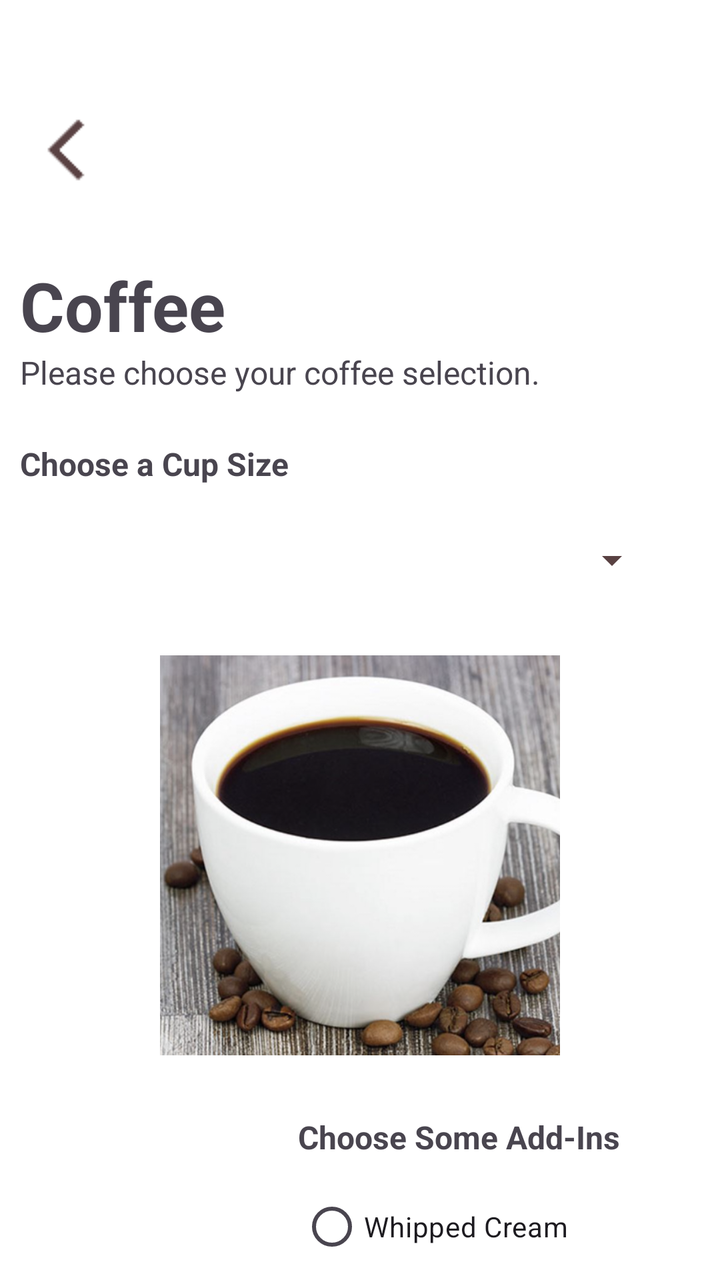
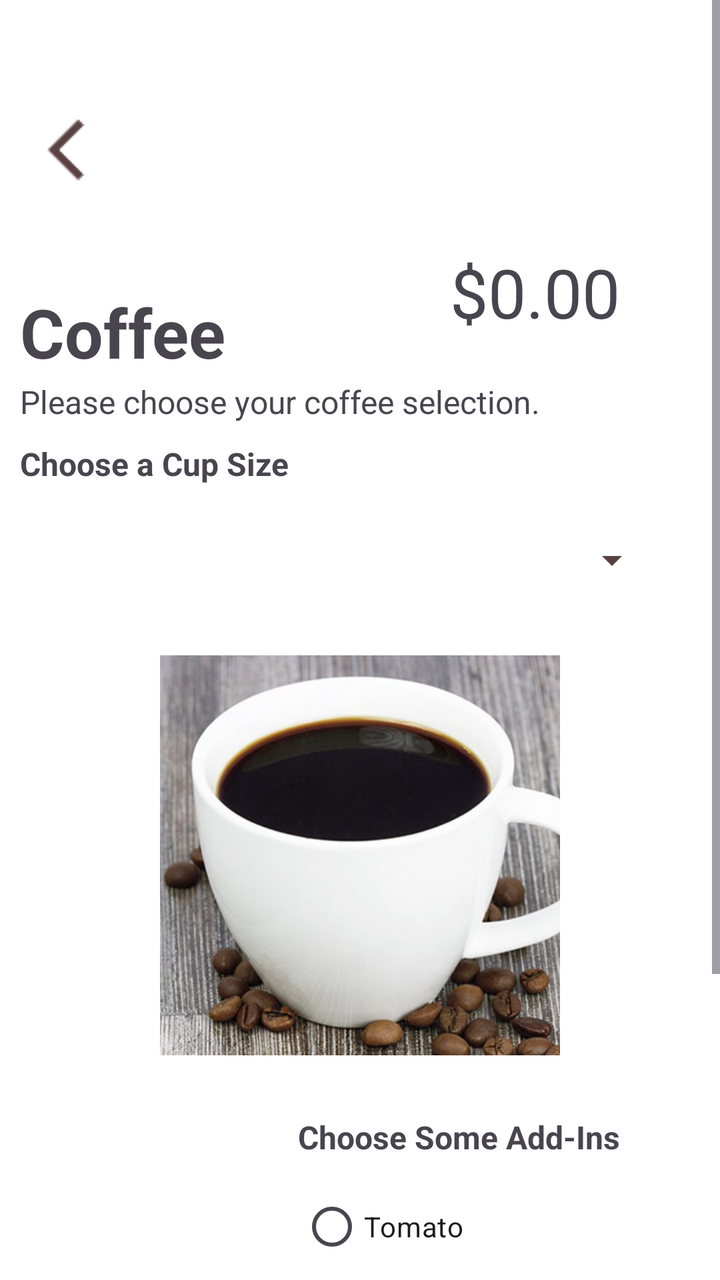

Screens rendered from an Android XML layout before and after an edit, with the pre-edit source and the edit as a unified diff.
<!-- AndroidManifest.xml: application theme Theme.Software_Meth_5 -->
<!-- res/layout/activity_coffee.xml -->
<?xml version="1.0" encoding="utf-8"?>
<LinearLayout xmlns:android="http://schemas.android.com/apk/res/android"
    xmlns:app="http://schemas.android.com/apk/res-auto"
    android:layout_width="match_parent"
    android:layout_height="match_parent"
    android:background="#FFFFFF"
    android:orientation="vertical">

    <LinearLayout
        android:layout_width="match_parent"
        android:layout_height="221dp"
        android:background="#FFFFFF"
        android:orientation="vertical">

        <ImageButton
            android:id="@+id/backBtn"
            android:layout_width="68dp"
            android:layout_height="70dp"
            android:layout_marginTop="40dp"
            android:backgroundTint="#FFFFFF"
            app:srcCompat="@drawable/back" />

        <TextView
            android:id="@+id/coffeeText"
            android:layout_width="match_parent"
            android:layout_height="wrap_content"
            android:layout_marginTop="20dp"
            android:paddingLeft="10dp"
            android:text="Coffee"
            android:textSize="34sp"
            android:textStyle="bold" />

        <TextView
            android:id="@+id/textView2"
            android:layout_width="match_parent"
            android:layout_height="wrap_content"
            android:paddingLeft="10dp"
            android:text="Please choose your coffee selection."
            android:textSize="16sp" />

    </LinearLayout>

    <LinearLayout
        android:layout_width="match_parent"
        android:layout_height="0dp"
        android:layout_weight="1"
        android:background="#FFFFFF"
        android:orientation="vertical">

        <TextView
            android:id="@+id/textView"
            android:layout_width="match_parent"
            android:layout_height="wrap_content"
            android:paddingLeft="10dp"
            android:text="Choose a Cup Size"
            android:textSize="16sp"
            android:textStyle="bold" />

        <Spinner
            android:id="@+id/spinnerCoffee"
            android:layout_width="300dp"
            android:layout_height="75dp"
            android:layout_gravity="center"
            android:backgroundTint="#594142" />

        <ImageView
            android:id="@+id/imageView"
            android:layout_width="200dp"
            android:layout_height="200dp"
            android:layout_gravity="center_horizontal"
            android:layout_marginTop="10dp"
            android:scaleType="centerCrop"
            app:srcCompat="@drawable/coffeepic" />

        <TextView
            android:id="@+id/textView3"
            android:layout_width="match_parent"
            android:layout_height="wrap_content"
            android:layout_marginTop="10dp"
            android:gravity="right"
            android:paddingLeft="10dp"
            android:paddingTop="20dp"
            android:paddingRight="50dp"
            android:paddingBottom="10dp"
            android:text="Choose Some Add-Ins"
            android:textSize="16sp"
            android:textStyle="bold" />

        <LinearLayout
            android:layout_width="match_parent"
            android:layout_height="252dp"
            android:orientation="horizontal">

            <LinearLayout
                android:layout_width="match_parent"
                android:layout_height="match_parent"
                android:layout_weight="1"
                android:gravity="center_vertical"
                android:orientation="vertical">

                <LinearLayout
                    android:layout_width="match_parent"
                    android:layout_height="50dp"
                    android:layout_gravity="center"
                    android:gravity="center"
                    android:orientation="horizontal">

                    <Button
                        android:id="@+id/addBtn"
                        android:layout_width="55dp"
                        android:layout_height="wrap_content"
                        android:layout_gravity="center_vertical"
                        android:layout_marginRight="5dp"
                        android:gravity="center"
                        android:padding="2dp"
                        android:text="+"
                        android:textSize="20sp" />

                    <TextView
                        android:id="@+id/quantityText"
                        android:layout_width="69dp"
                        android:layout_height="50dp"
                        android:layout_gravity="center_vertical"
                        android:layout_marginRight="5dp"
                        android:layout_weight="0"
                        android:gravity="center"
                        android:text="TextView" />

                    <Button
                        android:id="@+id/removeBtn"
                        android:layout_width="54dp"
                        android:layout_height="wrap_content"
                        android:layout_gravity="center_vertical"
                        android:gravity="center"
                        android:text="-"
                        android:textColor="#FFFFFF"
                        android:textColorLink="#FFFFFF"
                        android:textSize="20sp"
                        app:opticalCenterEnabled="false" />
                </LinearLayout>

                <Button
                    android:id="@+id/button"
                    android:layout_width="161dp"
                    android:layout_height="wrap_content"
                    android:layout_gravity="center_horizontal"
                    android:layout_marginTop="20dp"
                    android:text="Add to Order" />
            </LinearLayout>

            <RadioGroup
                android:layout_width="210dp"
                android:layout_height="match_parent">

                <RadioButton
                    android:id="@+id/radioButton6"
                    android:layout_width="match_parent"
                    android:layout_height="wrap_content"
                    android:text="Whipped Cream" />

                <RadioButton
                    android:id="@+id/radioButton4"
                    android:layout_width="match_parent"
                    android:layout_height="wrap_content"
                    android:text="Vanilla" />

                <RadioButton
                    android:id="@+id/radioButton3"
                    android:layout_width="match_parent"
                    android:layout_height="wrap_content"
                    android:text="Milk" />

                <RadioButton
                    android:id="@+id/radioButton2"
                    android:layout_width="match_parent"
                    android:layout_height="wrap_content"
                    android:text="Mocha" />

                <RadioButton
                    android:id="@+id/radioButton"
                    android:layout_width="match_parent"
                    android:layout_height="wrap_content"
                    android:text="Caramel" />
            </RadioGroup>
        </LinearLayout>

    </LinearLayout>

</LinearLayout>
<!-- resources referenced by this layout -->
<resources>
  <!-- drawable back: png bitmap (drawable, 443 bytes) -->
  <!-- drawable coffeepic: png bitmap (drawable, 409199 bytes) -->
  <style name="Theme.Software_Meth_5" parent="Base.Theme.Software_Meth_5" />
  <style name="Base.Theme.Software_Meth_5" parent="Theme.Material3.DayNight.NoActionBar">
          
          
      </style>
</resources>

<!-- the commit's change to res/layout/activity_coffee.xml (unified diff, before → after) -->
@@ -1,5 +1,5 @@
 <?xml version="1.0" encoding="utf-8"?>
-<LinearLayout xmlns:android="http://schemas.android.com/apk/res/android"
+<ScrollView xmlns:android="http://schemas.android.com/apk/res/android"
     xmlns:app="http://schemas.android.com/apk/res-auto"
     android:layout_width="match_parent"
     android:layout_height="match_parent"
@@ -8,182 +8,199 @@
 
     <LinearLayout
         android:layout_width="match_parent"
-        android:layout_height="221dp"
-        android:background="#FFFFFF"
+        android:layout_height="match_parent"
         android:orientation="vertical">
 
-        <ImageButton
-            android:id="@+id/backBtn"
-            android:layout_width="68dp"
-            android:layout_height="70dp"
-            android:layout_marginTop="40dp"
-            android:backgroundTint="#FFFFFF"
-            app:srcCompat="@drawable/back" />
-
-        <TextView
-            android:id="@+id/coffeeText"
+        <LinearLayout
+            android:layout_width="match_parent"
+            android:layout_height="221dp"
+            android:background="#FFFFFF"
+            android:orientation="vertical">
+
+            <ImageButton
+                android:id="@+id/backBtn"
+                android:layout_width="68dp"
+                android:layout_height="70dp"
+                android:layout_marginTop="40dp"
+                android:backgroundTint="#FFFFFF"
+                app:srcCompat="@drawable/back" />
+
+            <LinearLayout
+                android:layout_width="match_parent"
+                android:layout_height="80dp"
+                android:orientation="horizontal">
+
+                <TextView
+                    android:id="@+id/cofSanText"
+                    android:layout_width="140dp"
+                    android:layout_height="wrap_content"
+                    android:layout_marginTop="20dp"
+                    android:paddingLeft="10dp"
+                    android:text="Coffee"
+                    android:textSize="34sp"
+                    android:textStyle="bold" />
+
+                <TextView
+                    android:id="@+id/textView4"
+                    android:layout_width="121dp"
+                    android:layout_height="72dp"
+                    android:layout_weight="1"
+                    android:gravity="right|center_vertical"
+                    android:paddingRight="50dp"
+                    android:text="$0.00"
+                    android:textSize="34sp" />
+            </LinearLayout>
+
+            <TextView
+                android:id="@+id/textView2"
+                android:layout_width="match_parent"
+                android:layout_height="wrap_content"
+                android:paddingLeft="10dp"
+                android:text="Please choose your coffee selection."
+                android:textSize="16sp" />
+
+        </LinearLayout>
+
+        <LinearLayout
             android:layout_width="match_parent"
             android:layout_height="wrap_content"
-            android:layout_marginTop="20dp"
-            android:paddingLeft="10dp"
-            android:text="Coffee"
-            android:textSize="34sp"
-            android:textStyle="bold" />
-
-        <TextView
-            android:id="@+id/textView2"
-            android:layout_width="match_parent"
-            android:layout_height="wrap_content"
-            android:paddingLeft="10dp"
-            android:text="Please choose your coffee selection."
-            android:textSize="16sp" />
-
-    </LinearLayout>
-
-    <LinearLayout
-        android:layout_width="match_parent"
-        android:layout_height="0dp"
-        android:layout_weight="1"
-        android:background="#FFFFFF"
-        android:orientation="vertical">
-
-        <TextView
-            android:id="@+id/textView"
-            android:layout_width="match_parent"
-            android:layout_height="wrap_content"
-            android:paddingLeft="10dp"
-            android:text="Choose a Cup Size"
-            android:textSize="16sp"
-            android:textStyle="bold" />
-
-        <Spinner
-            android:id="@+id/spinnerCoffee"
-            android:layout_width="300dp"
-            android:layout_height="75dp"
-            android:layout_gravity="center"
-            android:backgroundTint="#594142" />
-
-        <ImageView
-            android:id="@+id/imageView"
-            android:layout_width="200dp"
-            android:layout_height="200dp"
-            android:layout_gravity="center_horizontal"
-            android:layout_marginTop="10dp"
-            android:scaleType="centerCrop"
-            app:srcCompat="@drawable/coffeepic" />
-
-        <TextView
-            android:id="@+id/textView3"
-            android:layout_width="match_parent"
-            android:layout_height="wrap_content"
-            android:layout_marginTop="10dp"
-            android:gravity="right"
-            android:paddingLeft="10dp"
-            android:paddingTop="20dp"
-            android:paddingRight="50dp"
-            android:paddingBottom="10dp"
-            android:text="Choose Some Add-Ins"
-            android:textSize="16sp"
-            android:textStyle="bold" />
-
-        <LinearLayout
-            android:layout_width="match_parent"
-            android:layout_height="252dp"
-            android:orientation="horizontal">
+            android:layout_weight="1"
+            android:background="#FFFFFF"
+            android:orientation="vertical">
+
+            <TextView
+                android:id="@+id/textView"
+                android:layout_width="match_parent"
+                android:layout_height="wrap_content"
+                android:paddingLeft="10dp"
+                android:text="Choose a Cup Size"
+                android:textSize="16sp"
+                android:textStyle="bold" />
+
+            <Spinner
+                android:id="@+id/spinnerCoffee"
+                android:layout_width="300dp"
+                android:layout_height="75dp"
+                android:layout_gravity="center"
+                android:backgroundTint="#594142" />
+
+            <ImageView
+                android:id="@+id/imageView"
+                android:layout_width="200dp"
+                android:layout_height="200dp"
+                android:layout_gravity="center_horizontal"
+                android:layout_marginTop="10dp"
+                android:scaleType="centerCrop"
+                app:srcCompat="@drawable/coffeepic" />
+
+            <TextView
+                android:id="@+id/textView3"
+                android:layout_width="match_parent"
+                android:layout_height="wrap_content"
+                android:layout_marginTop="10dp"
+                android:gravity="right"
+                android:paddingLeft="10dp"
+                android:paddingTop="20dp"
+                android:paddingRight="50dp"
+                android:paddingBottom="10dp"
+                android:text="Choose Some Add-Ins"
+                android:textSize="16sp"
+                android:textStyle="bold" />
 
             <LinearLayout
                 android:layout_width="match_parent"
-                android:layout_height="match_parent"
-                android:layout_weight="1"
-                android:gravity="center_vertical"
-                android:orientation="vertical">
+                android:layout_height="252dp"
+                android:orientation="horizontal">
 
                 <LinearLayout
                     android:layout_width="match_parent"
-                    android:layout_height="50dp"
-                    android:layout_gravity="center"
-                    android:gravity="center"
-                    android:orientation="horizontal">
+                    android:layout_height="match_parent"
+                    android:layout_weight="1"
+                    android:gravity="center_vertical"
+                    android:orientation="vertical">
+
+                    <LinearLayout
+                        android:layout_width="match_parent"
+                        android:layout_height="50dp"
+                        android:layout_gravity="center"
+                        android:gravity="center"
+                        android:orientation="horizontal">
+
+                        <Button
+                            android:id="@+id/addBtn"
+                            android:layout_width="55dp"
+                            android:layout_height="wrap_content"
+                            android:layout_gravity="center_vertical"
+                            android:layout_marginRight="5dp"
+                            android:gravity="center"
+                            android:padding="2dp"
+                            android:text="+"
+                            android:textSize="20sp" />
+
+                        <TextView
+                            android:id="@+id/quantityText"
+                            android:layout_width="69dp"
+                            android:layout_height="50dp"
+                            android:layout_gravity="center_vertical"
+                            android:layout_marginRight="5dp"
+                            android:layout_weight="0"
+                            android:gravity="center"
+                            android:text="TextView" />
+
+                        <Button
+                            android:id="@+id/removeBtn"
+                            android:layout_width="54dp"
+                            android:layout_height="wrap_content"
+                            android:layout_gravity="center_vertical"
+                            android:gravity="center"
+                            android:text="-"
+                            android:textColor="#FFFFFF"
+                            android:textColorLink="#FFFFFF"
+                            android:textSize="20sp"
+                            app:opticalCenterEnabled="false" />
+                    </LinearLayout>
 
                     <Button
-                        android:id="@+id/addBtn"
-                        android:layout_width="55dp"
-                        android:layout_height="wrap_content"
-                        android:layout_gravity="center_vertical"
-                        android:layout_marginRight="5dp"
-                        android:gravity="center"
-                        android:padding="2dp"
-                        android:text="+"
-                        android:textSize="20sp" />
-
-                    <TextView
-                        android:id="@+id/quantityText"
-                        android:layout_width="69dp"
-                        android:layout_height="50dp"
-                        android:layout_gravity="center_vertical"
-                        android:layout_marginRight="5dp"
-                        android:layout_weight="0"
-                        android:gravity="center"
-                        android:text="TextView" />
-
-                    <Button
-                        android:id="@+id/removeBtn"
-                        android:layout_width="54dp"
-                        android:layout_height="wrap_content"
-                        android:layout_gravity="center_vertical"
-                        android:gravity="center"
-                        android:text="-"
-                        android:textColor="#FFFFFF"
-                        android:textColorLink="#FFFFFF"
-                        android:textSize="20sp"
-                        app:opticalCenterEnabled="false" />
+                        android:id="@+id/button"
+                        android:layout_width="161dp"
+                        android:layout_height="wrap_content"
+                        android:layout_gravity="center_horizontal"
+                        android:layout_marginTop="20dp"
+                        android:text="Add to Order" />
                 </LinearLayout>
 
-                <Button
-                    android:id="@+id/button"
-                    android:layout_width="161dp"
-                    android:layout_height="wrap_content"
-                    android:layout_gravity="center_horizontal"
-                    android:layout_marginTop="20dp"
-                    android:text="Add to Order" />
+                <RadioGroup
+                    android:layout_width="210dp"
+                    android:layout_height="match_parent">
+
+                    <RadioButton
+                        android:id="@+id/radioButton6"
+                        android:layout_width="match_parent"
+                        android:layout_height="wrap_content"
+                        android:text="Tomato" />
+
+                    <RadioButton
+                        android:id="@+id/radioButton4"
+                        android:layout_width="match_parent"
+                        android:layout_height="wrap_content"
+                        android:text="Lettuce" />
+
+                    <RadioButton
+                        android:id="@+id/radioButton3"
+                        android:layout_width="match_parent"
+                        android:layout_height="wrap_content"
+                        android:text="Cheese" />
+
+                    <RadioButton
+                        android:id="@+id/radioButton2"
+                        android:layout_width="match_parent"
+                        android:layout_height="wrap_content"
+                        android:text="Onion" />
+
+                </RadioGroup>
             </LinearLayout>
 
-            <RadioGroup
-                android:layout_width="210dp"
-                android:layout_height="match_parent">
-
-                <RadioButton
-                    android:id="@+id/radioButton6"
-                    android:layout_width="match_parent"
-                    android:layout_height="wrap_content"
-                    android:text="Whipped Cream" />
-
-                <RadioButton
-                    android:id="@+id/radioButton4"
-                    android:layout_width="match_parent"
-                    android:layout_height="wrap_content"
-                    android:text="Vanilla" />
-
-                <RadioButton
-                    android:id="@+id/radioButton3"
-                    android:layout_width="match_parent"
-                    android:layout_height="wrap_content"
-                    android:text="Milk" />
-
-                <RadioButton
-                    android:id="@+id/radioButton2"
-                    android:layout_width="match_parent"
-                    android:layout_height="wrap_content"
-                    android:text="Mocha" />
-
-                <RadioButton
-                    android:id="@+id/radioButton"
-                    android:layout_width="match_parent"
-                    android:layout_height="wrap_content"
-                    android:text="Caramel" />
-            </RadioGroup>
         </LinearLayout>
-
     </LinearLayout>
 
-</LinearLayout>
+</ScrollView>
